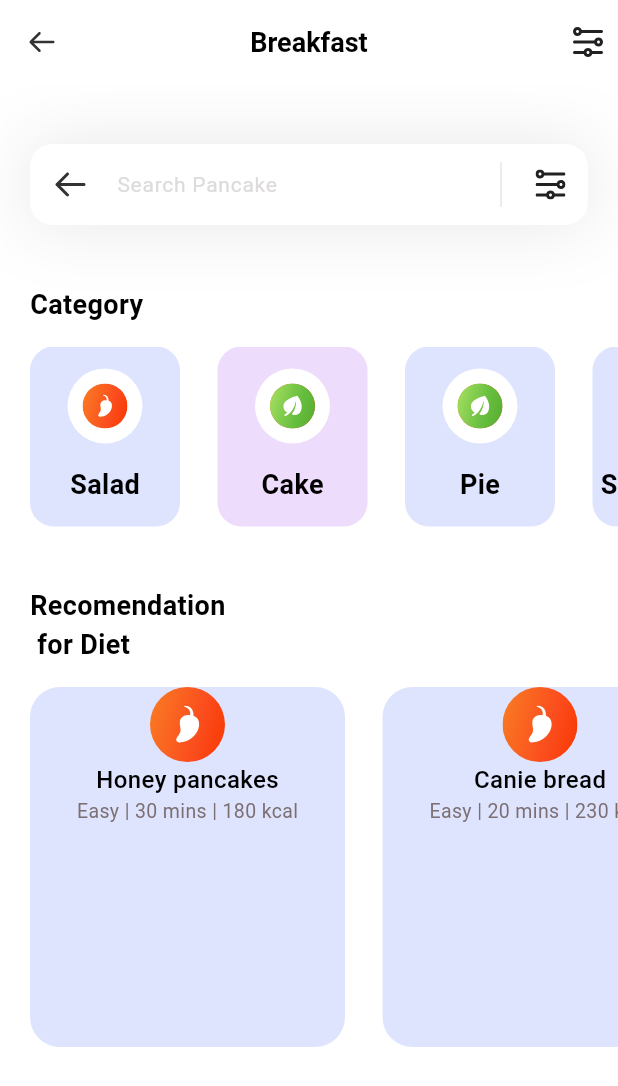
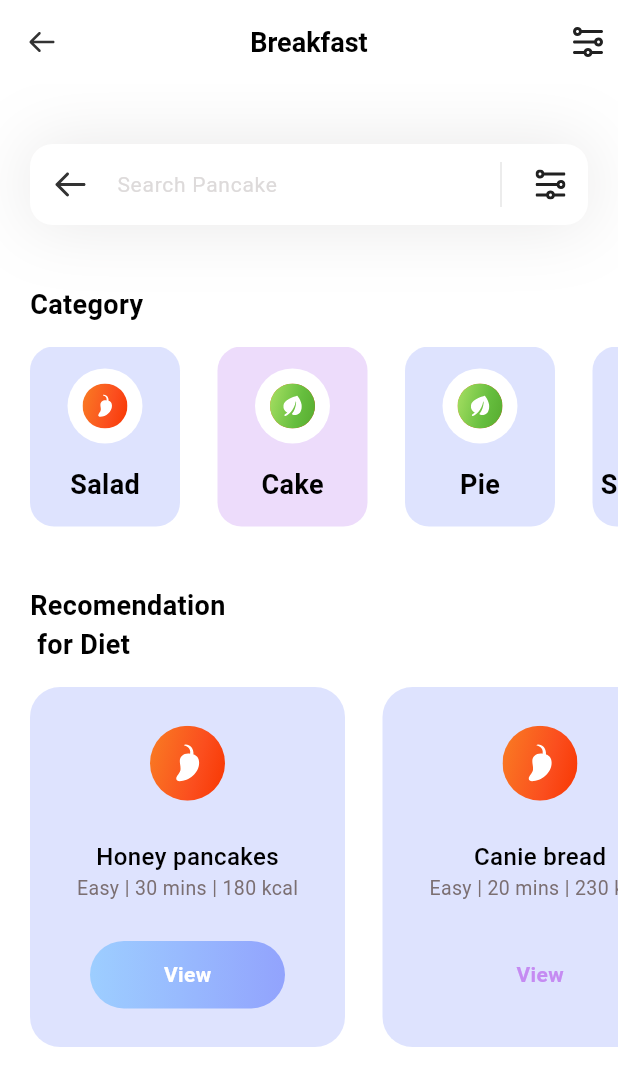
Before and after one commit to Avdors/fitness, a Flutter app: the screen it shows after launch, on a phone screen of 412 x 824 dp. Shown: the top 1086 px of the screen. Run offline on Flutter 3.47's test engine with Material 3 defaults, Android fonts, the phone set to English and light mode, and no system bars; our stand-ins replace flutter_svg; Roboto replaces fonts that are missing (poppins).

Commit message:
done diet section

```diff
--- a/lib/pages/home.dart
+++ b/lib/pages/home.dart
@@ -47,64 +47,7 @@ class _HomePageState extends State<HomePage> {
         SizedBox(height: 40), // отступ между полем поиска и заголовком
         _categorySection(categories: categories), // секция с категориями
         SizedBox(height: 40,),
-        Column(
-          crossAxisAlignment: CrossAxisAlignment.start, // выравнивание по левому краю, чтобы Recomendation for Diet был выровнен по левому краю
-          children: [
-            Padding(
-              padding: const EdgeInsets.only(left: 20),
-              child: Text(
-                'Recomendation \n for Diet',
-                style: TextStyle(
-                color: Colors.black, // цвет текста
-                fontSize: 18, // размер шрифта
-                fontWeight: FontWeight.w600, // полужирный шрифт
-              )
-              ),
-            ),
-            SizedBox(height: 15,),
-              Container(
-                //color: Colors.blue, // цвет фона контейнера),
-                height: 240,
-                child: ListView.separated(
-                  itemBuilder: (context, index){
-                    return Container(
-                      width: 210, // ширина контейнера с диетами
-                      decoration: BoxDecoration(
-                        color: diets[index].boxColor?.withOpacity(0.3), // цвет фона контейнера с диетами
-                        borderRadius: BorderRadius.circular(20), // скругление углов
-                      ),
-                      child: Column(children: [
-                        SvgPicture.asset(diets[index].iconPath ?? '', // иконка диеты
-                          width: 50, // ширина иконки
-                          height: 50, // высота иконки
-                        ),
-                        Text(
-                          diets[index].name ?? '',
-                          style: TextStyle(
-                            color: Colors.black, // цвет текста
-                            fontSize: 16, // размер шрифта
-                            fontWeight: FontWeight.w500, // жирный шрифт
-                          )
-                        ),
-                        Text(
-                         (diets[index].level ?? '') + ' | ' + (diets[index].duration ?? '') + ' | ' + (diets[index].calories ?? ''), // уровень сложности, время приготовления и калории
-                          style: TextStyle(
-                            color: Color(0xff7B6F72), // цвет текста
-                            fontSize: 13, // размер шрифта
-                            fontWeight: FontWeight.w400, // обычный шрифт
-                          )
-                        )
-                      ],)
-                    );
-                  },
-                   separatorBuilder: (context, index) => SizedBox(width: 25), // отступ между элементами в списке
-                   itemCount: diets.length, // количество элементов в списке диет)
-                  scrollDirection: Axis.horizontal, // направление прокрутки горизонтальное
-                  padding: EdgeInsets.only(left: 20, right: 20), // отступы слева и справа
-              ),
-              )
-            ],
-          ),
+        _dietSection(diets: diets),
         ],
       ),
     );
@@ -223,6 +166,107 @@ class _HomePageState extends State<HomePage> {
   }
 }
 
+class _dietSection extends StatelessWidget {
+  const _dietSection({
+    super.key,
+    required this.diets,
+  });
+
+  final List<DietModel> diets;
+
+  @override
+  Widget build(BuildContext context) {
+    return Column(
+      crossAxisAlignment: CrossAxisAlignment.start, // выравнивание по левому краю, чтобы Recomendation for Diet был выровнен по левому краю
+      children: [
+        Padding(
+          padding: const EdgeInsets.only(left: 20),
+          child: Text(
+            'Recomendation \n for Diet',
+            style: TextStyle(
+            color: Colors.black, // цвет текста
+            fontSize: 18, // размер шрифта
+            fontWeight: FontWeight.w600, // полужирный шрифт
+          )
+          ),
+        ),
+        SizedBox(height: 15,),
+          Container(
+            //color: Colors.blue, // цвет фона контейнера),
+            height: 240,
+            child: ListView.separated(
+              itemBuilder: (context, index){
+                return Container(
+                  width: 210, // ширина контейнера с диетами
+                  decoration: BoxDecoration(
+                    color: diets[index].boxColor?.withOpacity(0.3), // цвет фона контейнера с диетами
+                    borderRadius: BorderRadius.circular(20), // скругление углов
+                  ),
+                  child: Column(
+                    mainAxisAlignment: MainAxisAlignment.spaceEvenly,
+                    children: [
+                    SvgPicture.asset(diets[index].iconPath ?? '', // иконка диеты
+                      width: 50, // ширина иконки
+                      height: 50, // высота иконки
+                    ),
+                    Column(
+                      children: [
+                        Text(
+                          diets[index].name ?? '',
+                          style: TextStyle(
+                            color: Colors.black, // цвет текста
+                            fontSize: 16, // размер шрифта
+                            fontWeight: FontWeight.w500, // жирный шрифт
+                          )
+                        ),
+                        Text(
+                         (diets[index].level ?? '') + ' | ' + (diets[index].duration ?? '') + ' | ' + (diets[index].calories ?? ''), // уровень сложности, время приготовления и калории
+                          style: TextStyle(
+                            color: Color(0xff7B6F72), // цвет текста
+                            fontSize: 13, // размер шрифта
+                            fontWeight: FontWeight.w400, // обычный шрифт
+                          )
+                        ),
+                      ],
+                    ),
+                    Container(
+                      height: 45, // высота кнопки
+                      width: 130,
+                      //),
+                      decoration: BoxDecoration(
+                        gradient: LinearGradient(
+                          colors: [
+                            (diets[index].viewIsSelected ?? false) ? Color(0xff9DCEFF) : Colors.transparent,
+                            (diets[index].viewIsSelected ?? false) ? Color(0xff92A3FD) : Colors.transparent,
+                          ]
+                        ),
+                        borderRadius: BorderRadius.circular(50), // скругление углов кнопки
+                      ), // ширина кнопки
+                      child: Center(
+                        child: Text(
+                          "View",
+                          style: TextStyle(
+                            color: (diets[index].viewIsSelected ?? false) ? Colors.white : Color(0xffC58BF2),
+                            fontWeight: FontWeight.w600, // жирный шрифт
+                            fontSize: 14, // размер шрифта
+                          ),
+                          ),
+                          ),
+                    ), // пустой контейнер для отступа
+                  ],)
+                );
+              },
+               separatorBuilder: (context, index) => SizedBox(width: 25), // отступ между элементами в списке
+               itemCount: diets.length, // количество элементов в списке диет)
+              scrollDirection: Axis.horizontal, // направление прокрутки горизонтальное
+              padding: EdgeInsets.only(left: 20, right: 20), // отступы слева и справа
+          ),
+          )
+        ],
+      );
+  }
+}
+
 class _categorySection extends StatelessWidget {
   const _categorySection({
     super.key,
```
